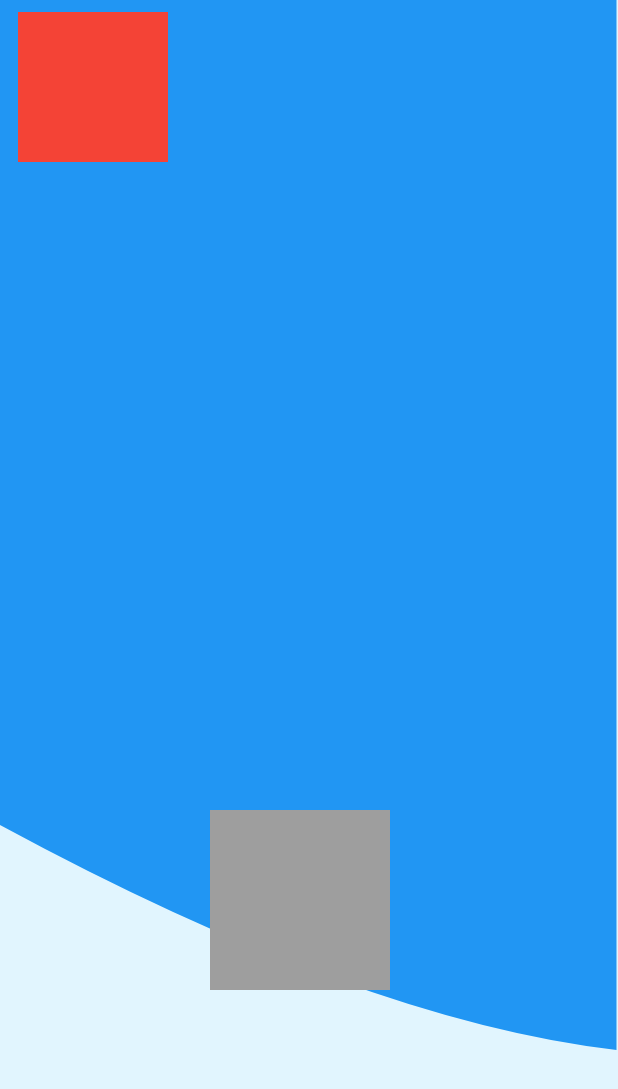
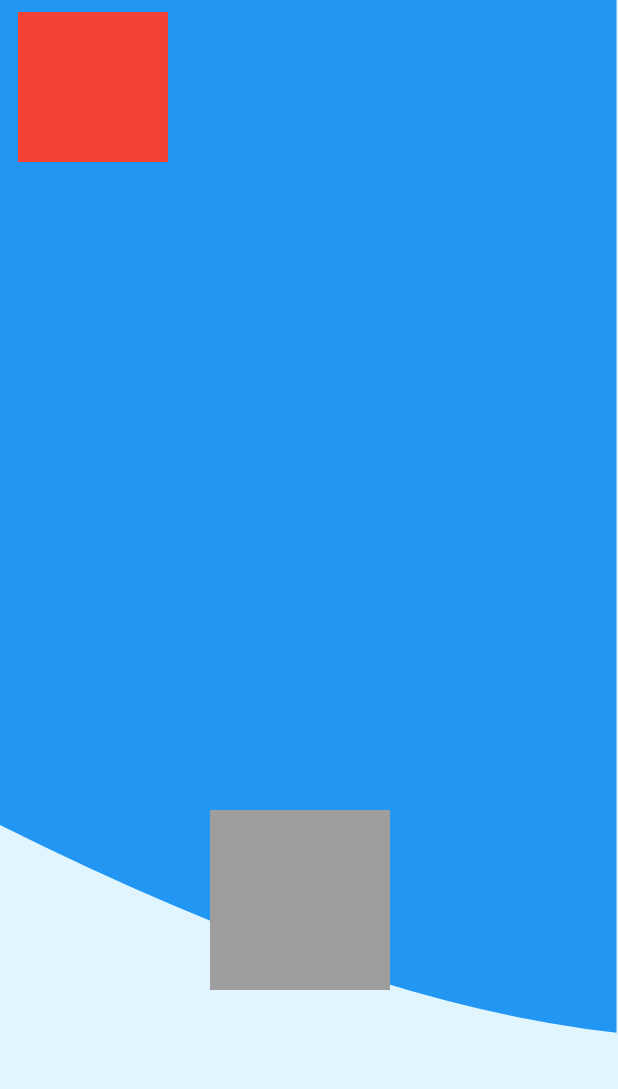
Before and after one commit to de-pamine/frontend, a Flutter app: the screen it shows after launch, on a phone screen of 412 x 824 dp. Shown: the top 1089 px of the screen. Run offline on Flutter 3.47's test engine with Material 3 defaults, Android fonts, the light colour scheme and no system bars.

Commit message:
0615 tmp

```diff
--- a/lib/animation.dart
+++ b/lib/animation.dart
@@ -1,10 +1,9 @@
+import 'package:depamine/paint.dart';
 import 'package:flutter/material.dart';
 import 'dart:math' show pi;
 
 class AnimationWidget extends StatefulWidget {
-  const AnimationWidget({super.key, required this.isPause, required this.setBezier});
-  final bool isPause;
-  final Function setBezier;
+  const AnimationWidget({super.key});
 
   @override
   State<AnimationWidget> createState() => _AnimationWidgetState();
@@ -15,8 +14,9 @@ class _AnimationWidgetState extends State<AnimationWidget> with TickerProviderSt
   late Animation<double> rollingAnimation;
   late AnimationController stopRollingController;
   late Animation<double> stopRollingAnimation;
+  late Animation<double> stopRollingCurve;
 
-  bool tmp = false;
+  bool isPause = true;
 
   @override
   void initState() {
@@ -29,28 +29,10 @@ class _AnimationWidgetState extends State<AnimationWidget> with TickerProviderSt
 
     stopRollingController = AnimationController(
       vsync: this,
-      duration: const Duration(milliseconds: 3000),
+      duration: const Duration(milliseconds: 2000),
     );
-    stopRollingAnimation = Tween<double>(begin: 130, end: 0).animate(stopRollingController);
-  }
-
-  @override
-  void didUpdateWidget(covariant AnimationWidget oldWidget) {
-    super.didUpdateWidget(oldWidget);
-    if (widget.isPause) {
-      rollingController.stop();
-      setState(() {
-        tmp = true;
-        //widget.setBezier(stopRollingAnimation.value);
-      });
-      stopRollingController.forward();
-    } else {
-      rollingController.repeat();
-      tmp = false;
-    }
-    // if (tmp) {
-    //   widget.setBezier(stopRollingAnimation.value);
-    // }
+    stopRollingCurve = CurvedAnimation(parent: stopRollingController, curve: Curves.ease);
+    stopRollingAnimation = Tween<double>(begin: 120, end: 0).animate(stopRollingCurve);
   }
 
   @override
@@ -62,14 +44,63 @@ class _AnimationWidgetState extends State<AnimationWidget> with TickerProviderSt
   @override
   Widget build(BuildContext context) {
     return AnimatedBuilder(
-      animation: tmp ? stopRollingController : rollingController,
+      animation: isPause ? stopRollingController : rollingController,
       builder: (BuildContext context, Widget? widget) {
-        return Transform.rotate(
-          angle: rollingAnimation.value,
-          child: Container(
-            color: Colors.grey,
-            width: 120,
-            height: 120,
+        return Container(
+          width: MediaQuery.of(context).size.width * 1,
+          height: MediaQuery.of(context).size.height * 1,
+          color: Colors.lightBlue.shade50,
+          child: Stack(
+            children: [
+              Column(
+                children: [
+                  // Expanded(
+                  //   child: Container(
+                  //     height: 500,
+                  //     color: Colors.blueGrey,
+                  //   ),
+                  // ),
+                  Expanded(
+                    child: CustomPaint(
+                      painter: MyPainter(bezier: stopRollingAnimation.value),
+                    ),
+                  ),
+                ],
+              ),
+              TextButton(
+                onPressed: () {
+                  setState(() {
+                    isPause = !isPause;
+                    if (isPause) {
+                      rollingController.stop();
+                      stopRollingController.forward();
+                    } else {
+                      rollingController.repeat();
+                    }
+                  });
+                },
+                child: Container(
+                  width: 100,
+                  height: 100,
+                  color: Colors.red,
+                ),
+              ),
+              Positioned(
+                left: 140,
+                top: 540,
+                child: Align(
+                  alignment: Alignment.center,
+                  child: Transform.rotate(
+                    angle: rollingAnimation.value,
+                    child: Container(
+                      color: Colors.grey,
+                      width: 120,
+                      height: 120,
+                    ),
+                  ),
+                ),
+              ),
+            ],
           ),
         );
       },
--- a/lib/main.dart
+++ b/lib/main.dart
@@ -1,5 +1,4 @@
 import 'package:depamine/animation.dart';
-import 'package:depamine/paint.dart';
 import 'package:flutter/material.dart';
 
 void main() {
@@ -14,14 +13,6 @@ class MyApp extends StatefulWidget {
 }
 
 class _MyAppState extends State<MyApp> {
-  bool isPause = true;
-  double bezier = 130;
-  void setBezier(double val) {
-    setState(() {
-      bezier = val;
-    });
-  }
-
   @override
   Widget build(BuildContext context) {
     return MaterialApp(
@@ -30,51 +21,8 @@ class _MyAppState extends State<MyApp> {
         colorScheme: ColorScheme.fromSeed(seedColor: Colors.purple),
         useMaterial3: true,
       ),
-      home: Scaffold(
-        body: Container(
-          width: MediaQuery.of(context).size.width * 1,
-          height: MediaQuery.of(context).size.height * 1,
-          color: Colors.lightBlue.shade50,
-          child: Stack(
-            children: [
-              Column(
-                children: [
-                  // Expanded(
-                  //   child: Container(
-                  //     height: 500,
-                  //     color: Colors.blueGrey,
-                  //   ),
-                  // ),
-                  Expanded(
-                    child: CustomPaint(
-                      painter: MyPainter(bezier: bezier),
-                    ),
-                  ),
-                ],
-              ),
-              TextButton(
-                onPressed: () {
-                  setState(() {
-                    isPause = !isPause;
-                  });
-                },
-                child: Container(
-                  width: 100,
-                  height: 100,
-                  color: Colors.red,
-                ),
-              ),
-              Positioned(
-                left: 140,
-                top: 540,
-                child: Align(
-                  alignment: Alignment.center,
-                  child: AnimationWidget(isPause: isPause, setBezier: setBezier),
-                ),
-              ),
-            ],
-          ),
-        ),
+      home: const Scaffold(
+        body: AnimationWidget(),
       ),
     );
   }
```
Also changed, not shown: lib/paint.dart (+8 -1 lines).
